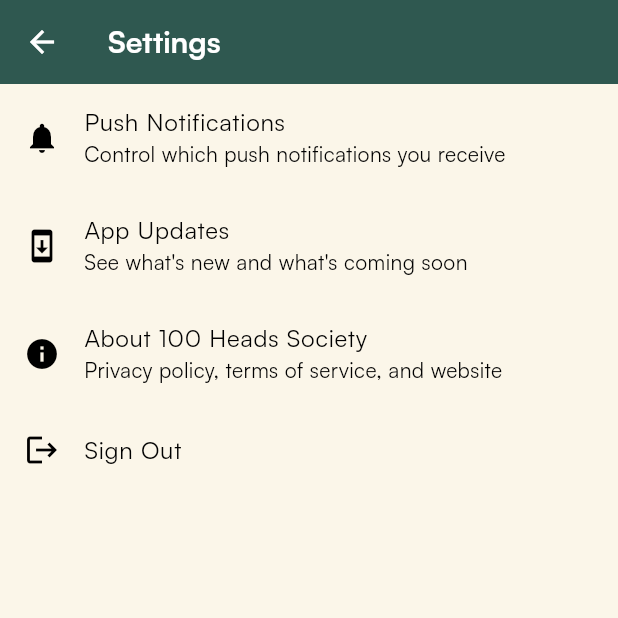
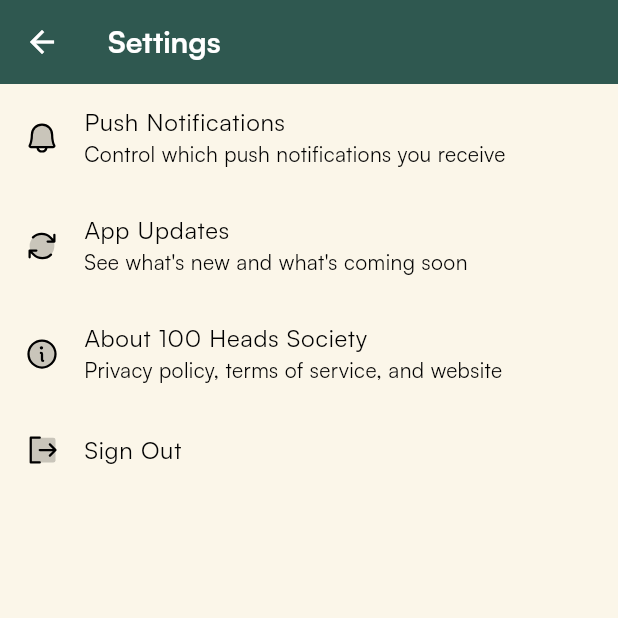
Before and after one commit to starogre/hundredheadssociety, a Flutter app: the SettingsScreen screen opened directly, on a phone screen of 412 x 824 dp, the top half of it. Run offline on Flutter 3.47's test engine with Material 3 defaults, Android fonts, the phone set to English and light mode, and no system bars; our stand-ins replace cached_network_image, cloud_firestore, cloud_functions, firebase_auth, firebase_core, firebase_crashlytics and 10 more; missing offline and left inert: app_settings, photo_manager, photo_manager_image_provider, wechat_assets_picker; accounts and stored records are empty; network calls fail.

Commit message:
Replace all icons in Dashboard and Settings with Phosphor duotone
- Update navigation icons to use duotone for both active/inactive states
- Replace FAB camera icon with duotone (size 28)
- Replace settings gear icon with duotone
- Settings screen: Replace all 12 icons with Phosphor duotone equivalents:
  - User Management: usersThree
  - Activity Log: clockCounterClockwise
  - User Data Repair: wrench
  - RSVP Debug: bug
  - Manage Models: userPlus
  - Save FCM Token: floppyDisk
  - Test Notifications: flask
  - Push Notifications: bell
  - App Updates: arrowsClockwise
  - About: info
  - Sign Out: signOut
- Add ICON_REPLACEMENT_MAP.md with comprehensive icon mapping guide

```diff
--- a/lib/screens/settings_screen.dart
+++ b/lib/screens/settings_screen.dart
@@ -1,6 +1,7 @@
 import 'package:flutter/material.dart';
 import 'package:provider/provider.dart';
 import 'package:cloud_firestore/cloud_firestore.dart';
+import 'package:phosphor_flutter/phosphor_flutter.dart';
 import '../providers/auth_provider.dart';
 import '../services/push_notification_service.dart';
 import 'user_management_screen.dart';
@@ -31,7 +32,7 @@ class SettingsScreen extends StatelessWidget {
               // Show User Management for admins and moderators
               if (isAdmin || isModerator)
                 ListTile(
-                  leading: const Icon(Icons.manage_accounts),
+                  leading: PhosphorIcon(PhosphorIconsDuotone.usersThree),
                   title: const Text('User Management'),
                   subtitle: const Text('Create and manage test users'),
                   onTap: () {
@@ -43,7 +44,7 @@ class SettingsScreen extends StatelessWidget {
               // Show Activity Log for admins only
               if (isAdmin)
                 ListTile(
-                  leading: const Icon(Icons.history),
+                  leading: PhosphorIcon(PhosphorIconsDuotone.clockCounterClockwise),
                   title: const Text('Activity Log'),
                   subtitle: const Text('View admin and moderator actions'),
                   onTap: () {
@@ -55,7 +56,7 @@ class SettingsScreen extends StatelessWidget {
               // Show User Data Repair for admins only
               if (isAdmin)
                 ListTile(
-                  leading: const Icon(Icons.build),
+                  leading: PhosphorIcon(PhosphorIconsDuotone.wrench),
                   title: const Text('User Data Repair'),
                   subtitle: const Text('Repair user data inconsistencies'),
                   onTap: () {
@@ -67,7 +68,7 @@ class SettingsScreen extends StatelessWidget {
               // Show RSVP Debug Tools for admins only
               if (isAdmin)
                 ListTile(
-                  leading: const Icon(Icons.bug_report),
+                  leading: PhosphorIcon(PhosphorIconsDuotone.bug),
                   title: const Text('RSVP Debug Tools'),
                   subtitle: const Text('Test and debug RSVP functionality'),
                   onTap: () {
@@ -79,7 +80,7 @@ class SettingsScreen extends StatelessWidget {
               // Show Model Management for admins and moderators
               if (isAdmin || isModerator)
                 ListTile(
-                  leading: const Icon(Icons.person_add),
+                  leading: PhosphorIcon(PhosphorIconsDuotone.userPlus),
                   title: const Text('Manage Models'),
                   subtitle: const Text('Add, edit, and manage model data'),
                   onTap: () {
@@ -91,7 +92,7 @@ class SettingsScreen extends StatelessWidget {
               // Save FCM Token for admins only
               if (isAdmin)
                 ListTile(
-                  leading: const Icon(Icons.save),
+                  leading: PhosphorIcon(PhosphorIconsDuotone.floppyDisk),
                   title: const Text('Save FCM Token'),
                   subtitle: const Text('Manually save FCM token to Firestore'),
                   onTap: () async {
@@ -120,7 +121,7 @@ class SettingsScreen extends StatelessWidget {
               // Test Notifications for admins only
               if (isAdmin)
                 ListTile(
-                  leading: const Icon(Icons.science),
+                  leading: PhosphorIcon(PhosphorIconsDuotone.flask),
                   title: const Text('Test Notifications'),
                   subtitle: const Text('Test various push notification types'),
                   onTap: () {
@@ -131,7 +132,7 @@ class SettingsScreen extends StatelessWidget {
                 ),
               // Push Notifications Settings
               ListTile(
-                leading: const Icon(Icons.notifications),
+                leading: PhosphorIcon(PhosphorIconsDuotone.bell),
                 title: const Text('Push Notifications'),
                 subtitle: const Text('Control which push notifications you receive'),
                 onTap: () {
@@ -143,7 +144,7 @@ class SettingsScreen extends StatelessWidget {
               // Show Model Data Injection for admins only (hidden for now)
               // if (isAdmin)
               //   ListTile(
-              //     leading: const Icon(Icons.data_usage),
+              //     leading: PhosphorIcon(PhosphorIconsDuotone.database),
               //     title: const Text('Inject Model Data'),
               //     subtitle: const Text('Add all historical models to database'),
               //     onTap: () {
@@ -153,7 +154,7 @@ class SettingsScreen extends StatelessWidget {
               //     },
               //   ),
               ListTile(
-                leading: const Icon(Icons.system_update),
+                leading: PhosphorIcon(PhosphorIconsDuotone.arrowsClockwise),
                 title: const Text('App Updates'),
                 subtitle: const Text('See what\'s new and what\'s coming soon'),
                 onTap: () {
@@ -163,7 +164,7 @@ class SettingsScreen extends StatelessWidget {
                 },
               ),
               ListTile(
-                leading: const Icon(Icons.info),
+                leading: PhosphorIcon(PhosphorIconsDuotone.info),
                 title: const Text('About 100 Heads Society'),
                 subtitle: const Text('Privacy policy, terms of service, and website'),
                 onTap: () {
@@ -173,7 +174,7 @@ class SettingsScreen extends StatelessWidget {
                 },
               ),
               ListTile(
-                leading: const Icon(Icons.logout),
+                leading: PhosphorIcon(PhosphorIconsDuotone.signOut),
                 title: const Text('Sign Out'),
                 onTap: () {
                   showDialog(
```
Also changed, not shown: lib/screens/dashboard_screen.dart (+9 -15 lines), 2 other files.
